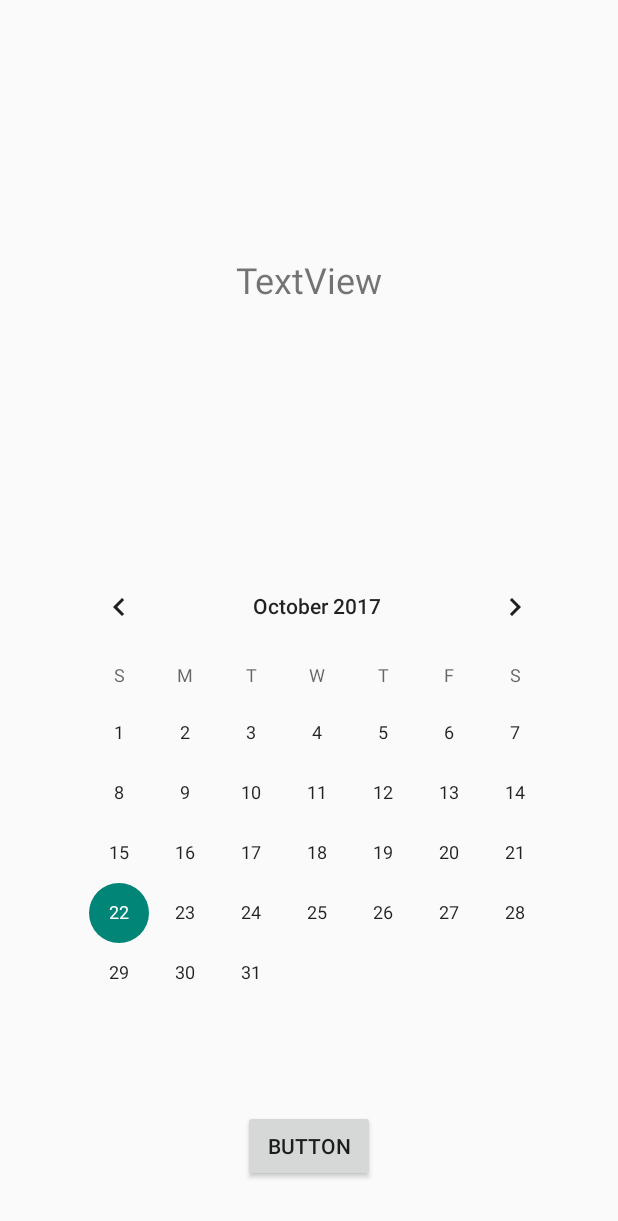
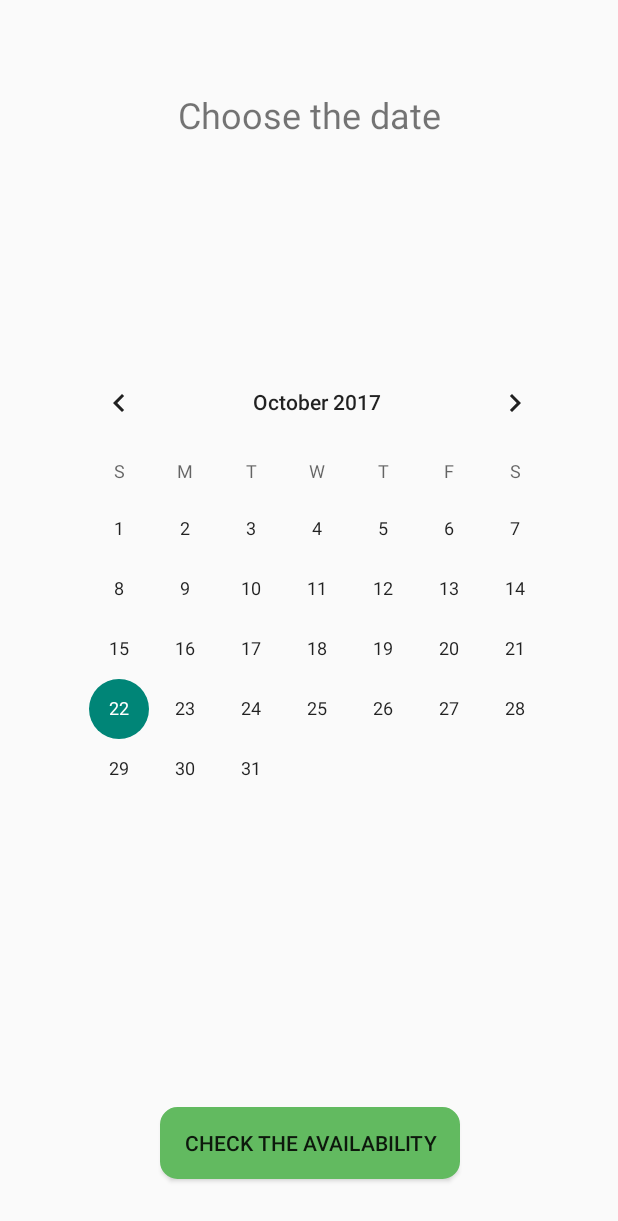
Before and after one commit to Almortah/Almortah3, an Android app: the layout activity_booking_achalet.xml on its own in the app's theme, with its tools: preview values and no code run, on a phone screen of 412 x 824 dp. Shown: the top 1221 px of the screen. Run offline under Robolectric (Android 15) with nearby library versions, the phone set to English and light mode, and no system bars.

Commit message:
AlMortah v1.4

```diff
--- a/app/src/main/java/com/almortah/almortah/AddChalet.java
+++ b/app/src/main/java/com/almortah/almortah/AddChalet.java
@@ -1,6 +1,5 @@
 package com.almortah.almortah;
 
-import android.*;
 import android.Manifest;
 import android.app.Dialog;
 import android.content.Context;
@@ -288,7 +287,7 @@ public class AddChalet extends AppCompatActivity implements OnMapReadyCallback {
         mGoogleMap.setMyLocationEnabled(true);
 
         location = locationManager.getLastKnownLocation(provider);
-        LatLng userPostion = new LatLng(24.78, 46.6);
+        LatLng userPostion = new LatLng(24.593976, 46.670161);
 
 
 
--- a/app/src/main/java/com/almortah/almortah/BookingAChalet.java
+++ b/app/src/main/java/com/almortah/almortah/BookingAChalet.java
@@ -77,7 +77,7 @@ public class BookingAChalet extends AppCompatActivity {
                             }
                         }
                         if(!isBusy) {
-                            Toast.makeText(BookingAChalet.this,"EMPTY",Toast.LENGTH_SHORT).show();
+                            Toast.makeText(BookingAChalet.this, R.string.freeDay,Toast.LENGTH_SHORT).show();
                             Intent toConfirm = new Intent(BookingAChalet.this,ConfirmBooking.class);
                             toConfirm.putExtra("date",date);
                             toConfirm.putExtra("ownerID",ownerID);
@@ -91,7 +91,7 @@ public class BookingAChalet extends AppCompatActivity {
 
                         }
                         else {
-                            Toast.makeText(BookingAChalet.this,"Not Available",Toast.LENGTH_SHORT).show();
+                            Toast.makeText(BookingAChalet.this,R.string.busyDay,Toast.LENGTH_SHORT).show();
                             isBusy = false;
 
                         }
--- a/app/src/main/java/com/almortah/almortah/ChaletAdapter.java
+++ b/app/src/main/java/com/almortah/almortah/ChaletAdapter.java
@@ -68,7 +68,7 @@ public class ChaletAdapter extends ArrayAdapter<Chalet> {
                                     @Override
                                     public void onClick(View v) {
                                         if(zoomOut) {
-                                            img1.setLayoutParams(new LinearLayout.LayoutParams(LinearLayout.LayoutParams.MATCH_PARENT, 150));
+                                            img1.setLayoutParams(new LinearLayout.LayoutParams(LinearLayout.LayoutParams.MATCH_PARENT, 200));
                                              img1.setScaleType(ImageView.ScaleType.FIT_XY);
                                             zoomOut =false;
                                         }else{
--- a/app/src/main/java/com/almortah/almortah/MyChalets.java
+++ b/app/src/main/java/com/almortah/almortah/MyChalets.java
@@ -131,6 +131,10 @@ public class MyChalets extends AppCompatActivity {
                 mAuth.signOut();
                 startActivity(new Intent(this,HomeActivity.class));
                 return true;
+            case R.id.map:
+                startActivity(new Intent(this,MapActivity.class));
+                return true;
+
             default:
                 return super.onOptionsItemSelected(item);
         }
--- a/app/src/main/java/com/almortah/almortah/login.java
+++ b/app/src/main/java/com/almortah/almortah/login.java
@@ -100,7 +100,7 @@ public class login extends AppCompatActivity  {
                         startActivity(intent);
                     }
                     if (typeValue.equals("2")) {
-                        startActivity(new Intent(login.this, MapActivity.class));
+                        startActivity(new Intent(login.this,  MyChalets.class));
                     }
                 }
 
--- a/app/src/main/res/layout/activity_booking_achalet.xml
+++ b/app/src/main/res/layout/activity_booking_achalet.xml
@@ -18,36 +18,39 @@
         app:layout_constraintLeft_toLeftOf="parent"
         android:layout_marginLeft="18dp"
         android:layout_marginRight="8dp"
-        app:layout_constraintRight_toRightOf="parent" />
+        app:layout_constraintRight_toRightOf="parent"
+        android:layout_marginTop="8dp"
+        app:layout_constraintTop_toBottomOf="@+id/dateChoose"
+        android:layout_marginEnd="8dp" />
 
     <TextView
         android:id="@+id/dateChoose"
         android:layout_width="wrap_content"
         android:layout_height="wrap_content"
-        android:text="TextView"
+        android:layout_marginTop="60dp"
+        android:text="@string/checkAvText"
         android:textSize="24sp"
-        tools:layout_constraintTop_creator="1"
+        app:layout_constraintHorizontal_bias="0.501"
+        app:layout_constraintLeft_toLeftOf="parent"
+        app:layout_constraintRight_toRightOf="parent"
+        app:layout_constraintTop_toTopOf="parent"
+        tools:layout_constraintLeft_creator="1"
         tools:layout_constraintRight_creator="1"
-        tools:layout_constraintBottom_creator="1"
-        app:layout_constraintBottom_toTopOf="@+id/calendarView"
-        app:layout_constraintRight_toRightOf="parent"
-        android:layout_marginTop="44dp"
-        tools:layout_constraintLeft_creator="1"
-        android:layout_marginBottom="42dp"
-        app:layout_constraintLeft_toLeftOf="parent"
-        app:layout_constraintTop_toTopOf="parent" />
+        tools:layout_constraintTop_creator="1" />
 
     <Button
         android:id="@+id/checkBusy"
-        android:layout_width="wrap_content"
+        android:layout_width="200dp"
         android:layout_height="wrap_content"
-        android:text="Button"
-        tools:layout_constraintRight_creator="1"
+        android:layout_marginBottom="38dp"
+        android:background="@drawable/green_border"
+        android:text="@string/checkAv"
+        app:layout_constraintBottom_toBottomOf="parent"
+        app:layout_constraintHorizontal_bias="0.502"
+        app:layout_constraintLeft_toLeftOf="parent"
+        app:layout_constraintRight_toRightOf="parent"
         tools:layout_constraintBottom_creator="1"
-        app:layout_constraintBottom_toBottomOf="parent"
-        app:layout_constraintRight_toRightOf="parent"
         tools:layout_constraintLeft_creator="1"
-        android:layout_marginBottom="36dp"
-        app:layout_constraintLeft_toLeftOf="parent" />
+        tools:layout_constraintRight_creator="1" />
 
 </android.support.constraint.ConstraintLayout>
--- a/app/src/main/res/layout/activity_confirm_booking.xml
+++ b/app/src/main/res/layout/activity_confirm_booking.xml
@@ -12,7 +12,9 @@
         android:layout_height="wrap_content"
         android:layout_alignParentTop="true"
         android:layout_centerHorizontal="true"
-        android:layout_marginTop="40dp"
+        android:layout_marginLeft="50dp"
+        android:layout_marginRight="50dp"
+        android:layout_marginTop="41dp"
         android:text="@string/freeDate"
         android:textColor="@color/colorGreen"
         android:textSize="18sp" />
--- a/app/src/main/res/layout/marker_tag.xml
+++ b/app/src/main/res/layout/marker_tag.xml
@@ -13,8 +13,7 @@
             android:layout_width="200dp"
             android:layout_height="200dp"
             android:layout_marginLeft="20dp"
-            android:layout_marginTop="5dp"
-            android:srcCompat="@drawable/logo_noname" />
+            android:layout_marginTop="5dp" />
 
     </LinearLayout>
 
--- a/app/src/main/res/menu/owner_menu.xml
+++ b/app/src/main/res/menu/owner_menu.xml
@@ -10,4 +10,7 @@ tools:context=".MyChalets">
     <item
         android:id="@+id/logout"
         android:title="@string/logout" />
+    <item
+        android:id="@+id/map"
+        android:title="@string/mapView" />
 </menu>
--- a/app/src/main/res/values/strings.xml
+++ b/app/src/main/res/values/strings.xml
@@ -28,6 +28,7 @@
     <string name="chaletName">Chalet Name</string>
     <string name="promotion">Promotion</string>
     <string name="newChalet">Add a new chalet</string>
+    <string name="mapView">Show by map</string>
 
     <!-- Customer strings -->
     <string name="customer">Customer</string>
@@ -46,6 +47,10 @@
     <string name="visa">Pay by credit card</string>
     <string name="confirm">Confirm reservation</string>
     <string name="history">My reservation history</string>
+    <string name="checkAv">Check the availability</string>
+    <string name="checkAvText">Choose the date</string>
+    <string name="busyDay">Sorry this day is booked!</string>
+    <string name="freeDay">This day is available</string>
 
 
     <!-- Strange strings!! -->
@@ -68,4 +73,5 @@
     <string name="title_activity_maps">Map</string>
     <string name="reservation">Reservation</string>
 
+
 </resources>
```
Also changed, not shown: app/src/main/java/com/almortah/almortah/MapActivity.java (+4 -17 lines), 1 other file.
